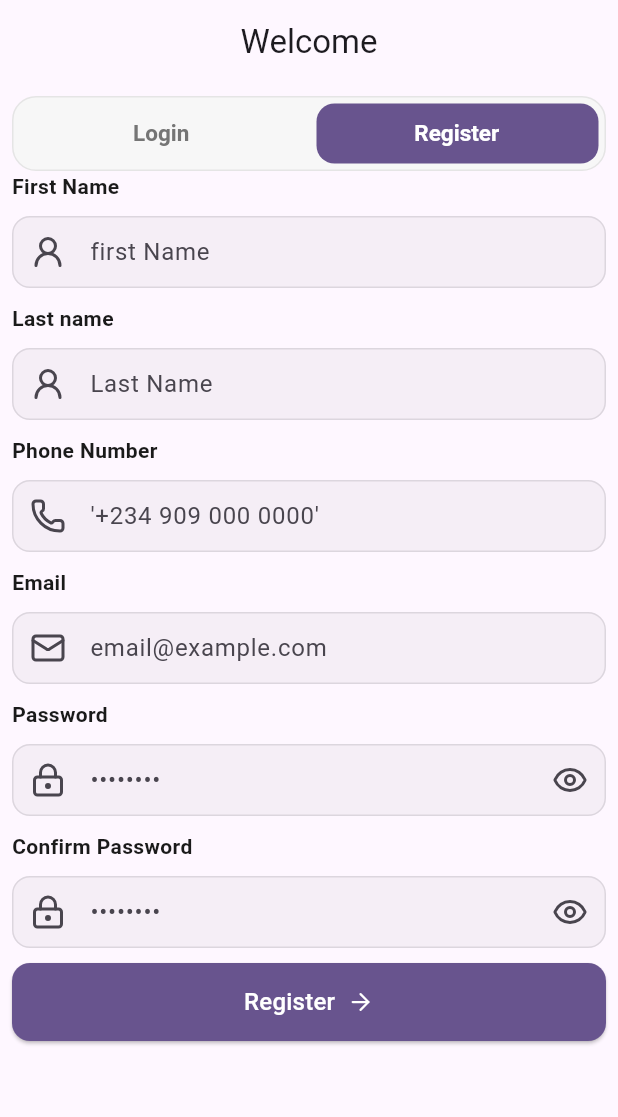
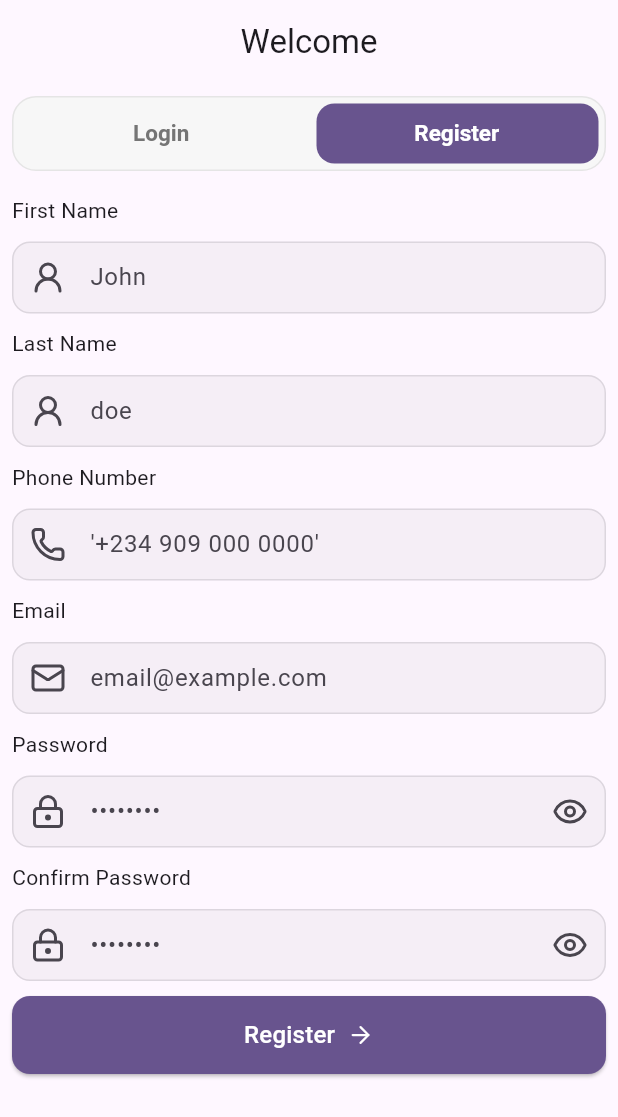
Before and after one commit to demystik/swiss, a Flutter app: the screen it shows after launch, after a tap on "Register", on a phone screen of 412 x 824 dp. Shown: the top 1117 px of the screen. Run offline on Flutter 3.47's test engine with Material 3 defaults, Android fonts, the phone set to English and light mode, and no system bars; our stand-ins replace dio, flutter_secure_storage, go_router, lucide_icons_flutter, pretty_dio_logger; accounts and stored records are empty; Roboto replaces fonts that are missing (YourFontFamily).

Commit message:
done revamping

```diff
--- a/lib/features/auth/presentation/login_and_registration_screen.dart
+++ b/lib/features/auth/presentation/login_and_registration_screen.dart
@@ -2,10 +2,12 @@ import 'package:flutter/material.dart';
 import 'package:go_router/go_router.dart';
 import 'package:lucide_icons_flutter/lucide_icons.dart';
 import 'package:provider/provider.dart';
-import 'package:swiss/core/network/dio_client.dart';
 import 'package:swiss/core/router/swiss_router.dart';
-import 'package:swiss/features/auth/data/repository/auth_repository.dart';
+import 'package:swiss/core/theme/app_spacing.dart';
 import 'package:swiss/features/auth/provider/auth_provider.dart';
+import 'package:swiss/features/auth/widgets/auth_textfield.dart';
+import 'package:swiss/features/auth/widgets/email_textfield.dart';
+import 'package:swiss/features/auth/widgets/textfied_label_style.dart';
 import 'package:swiss/shared/widgets/app_button.dart';
 import 'package:swiss/shared/widgets/app_text_field.dart';
 
@@ -20,7 +22,7 @@ class _LoginScreenState extends State<LoginAndRegistrationScreen> {
   @override
   Widget build(BuildContext context) {
     return Scaffold(
-      appBar: AppBar(title: Center(child: Text("Welcome"))),
+      appBar: AppBar(centerTitle: true, title: Text("Welcome")),
       body: SafeArea(
         child: Padding(padding: EdgeInsets.all(8.0), child: AuthTabBarView()),
       ),
@@ -64,21 +66,23 @@ class _AuthTabBarViewState extends State<AuthTabBarView> {
     super.dispose();
   }
 
-  Future<void>login()async{
+  //Login Logic_______________________________________________
+  Future<void> login() async {
     final provider = context.read<AuthProvider>();
     final bool isLoggedIn = await provider.login(
       email: _loginEmailCtrl.text.trim(),
-      password: _loginPasswordCtrl.text.trim());
+      password: _loginPasswordCtrl.text.trim(),
+    );
     if (isLoggedIn) {
+      _loginEmailCtrl.clear();
+      _loginPasswordCtrl.clear();
       if (!mounted) return;
       context.push(SwissRouter.dashboard);
     } else {
       if (!mounted) return;
-      ScaffoldMessenger.of(context).showSnackBar(
-        SnackBar(
-          content: Text(provider.error ?? "Login Failed"),
-        ),
-      );
+      ScaffoldMessenger.of(
+        context,
+      ).showSnackBar(SnackBar(content: Text(provider.error ?? "Login Failed")));
     }
   }
 
@@ -94,14 +98,18 @@ class _AuthTabBarViewState extends State<AuthTabBarView> {
       lastName: _lastNameCtrl.text.trim(),
     );
     if (isRegistered) {
+      _firstNameCtrl.clear();
+      _lastNameCtrl.clear();
+      _emailCtrl.clear();
+      _phoneNumberCtrl.clear();
+      _passwordCtrl.clear();
+      _confirmPasswordCtrl.clear();
       if (!mounted) return;
       context.push(SwissRouter.dashboard);
     } else {
       if (!mounted) return;
       ScaffoldMessenger.of(context).showSnackBar(
-        SnackBar(
-          content: Text(provider.error ?? "Register Failed"),
-        ),
+        SnackBar(content: Text(provider.error ?? "Register Failed")),
       );
     }
   }
@@ -117,9 +125,12 @@ class _AuthTabBarViewState extends State<AuthTabBarView> {
           children: [
             slidingToggle(toggleWidth),
 
-            //Login textfield______________________________________
-            ...[
-              if (!isRegisterSelected)
+            SizedBox(height: AppSpacing.md),
+
+            IndexedStack(
+              index: isRegisterSelected ? 1 : 0,
+              children: [
+                //Login Form________________________________
                 Form(
                   key: _loginFormKey,
                   child: Column(
@@ -127,39 +138,18 @@ class _AuthTabBarViewState extends State<AuthTabBarView> {
                     spacing: 15,
                     children: [
                       //Email_________________________________
-                      const Text(
-                        'Email',
-                        style: TextStyle(
-                          fontSize: 14,
-                          fontWeight: FontWeight.w600,
-                          color: Color(0xFF1A1A1A),
-                        ),
-                      ),
+                      AuthTextfiedLabel(label: 'email'),
                       const SizedBox(height: 8),
-                      AppTextField(
-                        controller: _loginEmailCtrl,
-                        prefixIcon: Icon(LucideIcons.mail),
+                      AuthTextField(
+                        icon: LucideIcons.mail,
                         label: "name@example.com",
-                        hint: "name@example.com",
-                        validator:(value) {
-                          if(value == null || value.isEmpty){
-                            return "required";
-                          }
-                          return null;
-                        },
+                        firstNameCtrl: _loginEmailCtrl,
                       ),
                       //Password_______________________________
                       Row(
                         mainAxisAlignment: MainAxisAlignment.spaceBetween,
                         children: [
-                          const Text(
-                            'Password',
-                            style: TextStyle(
-                              fontSize: 14,
-                              fontWeight: FontWeight.w600,
-                              color: Color(0xFF1A1A1A),
-                            ),
-                          ),
+                          AuthTextfiedLabel(label: "Password"),
                           GestureDetector(
                             onTap: () {
                               // Handle forgot password action
@@ -177,26 +167,11 @@ class _AuthTabBarViewState extends State<AuthTabBarView> {
                       ),
                       const SizedBox(height: 8),
                       //Login Password TextField___________________________
-                      AppTextField(
-                        prefixIcon: Icon(LucideIcons.lockKeyhole),
-                        label: '••••••••',
-                        controller: _loginPasswordCtrl,
-                        obscureText: loginPasswordHidden,
-                        // hint: '••••••••',
-                        suffixIcon: IconButton(
-                          onPressed: () {
-                            setState(() {
-                              loginPasswordHidden = !loginPasswordHidden;
-                            });
-                          },
-                          icon: Icon(
-                            loginPasswordHidden
-                                ? LucideIcons.eye
-                                : LucideIcons.eyeOff,
-                          ),
-                        ),
-                        validator: (value) {
-                          if(value == null || value.isEmpty){
+                      passwordTextField(
+                        obscure: loginPasswordHidden,
+                        ctrl: _loginPasswordCtrl,
+                        myValidator: (value) {
+                          if (value == null || value.isEmpty) {
                             return "required";
                           }
                           return null;
@@ -206,8 +181,10 @@ class _AuthTabBarViewState extends State<AuthTabBarView> {
                       AppButton(
                         buttonIcon: LucideIcons.arrowRight,
                         label: "Login",
-                        onPressed: () {
-                          if(_loginFormKey.currentState!.validate()){
+                        onPressed: context.watch<AuthProvider>().isLoading
+                            ? null
+                            : () {
+                                if (_loginFormKey.currentState!.validate()) {
                                   login();
                                 }
                               },
@@ -215,11 +192,8 @@ class _AuthTabBarViewState extends State<AuthTabBarView> {
                     ],
                   ),
                 ),
-            ],
 
-            //Register textfield______________________________________
-            ...[
-              if (isRegisterSelected)
+                //Register Form___________________________________________
                 Form(
                   key: _registerFormKey,
                   child: Column(
@@ -227,166 +201,67 @@ class _AuthTabBarViewState extends State<AuthTabBarView> {
                     crossAxisAlignment: CrossAxisAlignment.start,
                     children: [
                       //First Name_________________________________
-                      const Text(
-                        'First Name',
-                        style: TextStyle(
-                          fontSize: 14,
-                          fontWeight: FontWeight.w600,
-                          color: Color(0xFF1A1A1A),
+                      AuthTextfiedLabel(label: "First Name"),
+                      AuthTextField(
+                        label: "John",
+                        firstNameCtrl: _firstNameCtrl,
                       ),
-                      ),
-                      AppTextField(
-                        controller: _firstNameCtrl,
-                        prefixIcon: Icon(LucideIcons.userRound),
-                        label: "first Name",
-                        validator: (v) {
-                          if(v == null || v.trim().isEmpty){
-                            return "required";
-                          }
-                          return null;
-                        } ,
-                      ),
-
                       //Last name_________________________________
-                      const Text(
-                        'Last name',
-                        style: TextStyle(
-                          fontSize: 14,
-                          fontWeight: FontWeight.w600,
-                          color: Color(0xFF1A1A1A),
-                        ),
-                      ),
-                      AppTextField(
-                        controller: _lastNameCtrl,
-                        prefixIcon: Icon(LucideIcons.userRound),
-                        label: "Last Name",
-                        validator: (v) {
-                          if(v == null || v.trim().isEmpty){
-                            return "required";
-                          }
-                          return null;
-                        } ,
-                      ),
-
+                      AuthTextfiedLabel(label: "Last Name"),
+                      AuthTextField(label: "doe", firstNameCtrl: _lastNameCtrl),
                       //Phone Number_________________________________
-                      const Text(
-                        'Phone Number',
-                        style: TextStyle(
-                          fontSize: 14,
-                          fontWeight: FontWeight.w600,
-                          color: Color(0xFF1A1A1A),
-                        ),
-                      ),
+                      AuthTextfiedLabel(label: "Phone Number"),
                       AppTextField(
                         controller: _phoneNumberCtrl,
                         prefixIcon: Icon(LucideIcons.phone),
                         label: "'+234 909 000 0000'",
                         validator: (v) {
-                          if(v == null || v.trim().isEmpty){
+                          if (v == null || v.trim().isEmpty) {
                             return "required";
                           }
                           return null;
-                        } ,
+                        },
                       ),
 
                       //Email_________________________________
-                      const Text(
-                        'Email',
-                        style: TextStyle(
-                          fontSize: 14,
-                          fontWeight: FontWeight.w600,
-                          color: Color(0xFF1A1A1A),
+                      AuthTextfiedLabel(label: "Email"),
+                      EmailTextField(emailCtrl: _emailCtrl),
+
+                      //Password_______________________________
+                      AuthTextfiedLabel(label: "Password"),
+                      passwordTextField(
+                        ctrl: _passwordCtrl,
+                        obscure: registerPasswordHidden,
+                        myValidator: (v) {
+                          if (v == null || v.trim().isEmpty) return "required";
+                          if (v.length <= 7) return "Minimum of 8 Characters";
+                          return null;
+                        },
                       ),
-                      ),
-                      AppTextField(
-                        controller: _emailCtrl,
-                        prefixIcon: Icon(LucideIcons.mail),
-                        label: "email@example.com",
-                        validator: (v) {
-                          if(v == null || v.trim().isEmpty){
+                      //Confirm Password_______________________________
+                      AuthTextfiedLabel(label: "Confirm Password"),
+                      passwordTextField(
+                        obscure: confirmPasswordHidden,
+                        ctrl: _confirmPasswordCtrl,
+                        myValidator: (v) {
+                          if (v == null || v.trim().isEmpty) {
                             return "required";
                           }
-                          return null;
-                        } ,
-                      ),
-
-                      //Password_______________________________
-                      const Text(
-                        'Password',
-                        style: TextStyle(
-                          fontSize: 14,
-                          fontWeight: FontWeight.w600,
-                          color: Color(0xFF1A1A1A),
-                        ),
-                      ),
-                      AppTextField(
-                        prefixIcon: Icon(LucideIcons.lockKeyhole),
-                        label: '••••••••',
-                        controller: _passwordCtrl,
-                        obscureText: registerPasswordHidden,
-                        // hint: '••••••••',
-                        validator: (v) {
-                          if(v == null || v.trim().isEmpty) return "required";
-                          if(v.length <= 7) return "Minimum of 8 Characters";
-                          return null;
-                        },
-                        suffixIcon: IconButton(
-                          onPressed: () {
-                            setState(() {
-                              registerPasswordHidden = !registerPasswordHidden;
-                            });
-                          },
-                          icon: Icon(
-                            registerPasswordHidden
-                                ? LucideIcons.eye
-                                : LucideIcons.eyeOff,
-                          ),
-                        ),
-                      ),
-                      //Confirm Password_______________________________
-                      const Text(
-                        'Confirm Password',
-                        style: TextStyle(
-                          fontSize: 14,
-                          fontWeight: FontWeight.w600,
-                          color: Color(0xFF1A1A1A),
-                        ),
-                      ),
-                      AppTextField(
-                        prefixIcon: Icon(LucideIcons.lockKeyhole),
-                        label: '••••••••',
-                        controller: _confirmPasswordCtrl,
-                        obscureText: confirmPasswordHidden,
-                        // hint: '••••••••',
-                        suffixIcon: IconButton(
-                          onPressed: () {
-                            setState(() {
-                              confirmPasswordHidden = !confirmPasswordHidden;
-                            });
-                          },
-                          icon: Icon(
-                            confirmPasswordHidden
-                                ? LucideIcons.eye
-                                : LucideIcons.eyeOff,
-                          ),
-                        ),
-                        validator: (v) {
-                          if(v == null || v.trim().isEmpty){
-                            return "required";
-                          }
-                          if(v.trim() != _passwordCtrl.text.trim()){
+                          if (v.trim() != _passwordCtrl.text.trim()) {
                             return "Passwords do not match";
                           }
                           return null;
-                        } ,
+                        },
                       ),
 
                       //Register Button_________________________________
                       AppButton(
                         buttonIcon: LucideIcons.arrowRight,
                         label: "Register",
-                        onPressed: () {
-                          if(_registerFormKey.currentState!.validate()){
+                        onPressed: context.watch<AuthProvider>().isLoading
+                            ? null
+                            : () {
+                                if (_registerFormKey.currentState!.validate()) {
                                   register();
                                 }
                               },
@@ -395,9 +270,35 @@ class _AuthTabBarViewState extends State<AuthTabBarView> {
                   ),
                 ),
               ],
+            ),
           ],
         );
       },
+    );
+  }
+
+  AppTextField passwordTextField({
+    required bool obscure,
+    required TextEditingController ctrl,
+    required myValidator,
+  }) {
+    return AppTextField(
+      prefixIcon: Icon(LucideIcons.lockKeyhole),
+      label: '••••••••',
+      controller: ctrl,
+      obscureText: obscure,
+      // hint: '••••••••',
+      validator: myValidator,
+      suffixIcon: IconButton(
+        onPressed: () {
+          setState(() {
+            registerPasswordHidden = !registerPasswordHidden;
+          });
+        },
+        icon: Icon(
+          registerPasswordHidden ? LucideIcons.eye : LucideIcons.eyeOff,
+        ),
+      ),
     );
   }
 
--- /dev/null
+++ b/lib/features/auth/widgets/auth_textfield.dart
@@ -0,0 +1,26 @@
+import 'package:flutter/material.dart';
+import 'package:lucide_icons_flutter/lucide_icons.dart';
+import 'package:swiss/shared/widgets/app_text_field.dart';
+
+class AuthTextField extends StatelessWidget {
+  const AuthTextField({super.key, required this.label, this.icon, required this.firstNameCtrl} );
+
+  final TextEditingController firstNameCtrl;
+  final String label;
+  final IconData? icon;
+
+  @override
+  Widget build(BuildContext context) {
+    return AppTextField(
+      controller: firstNameCtrl,
+      prefixIcon: Icon(icon ?? LucideIcons.userRound),
+      label: label,
+      validator: (v) {
+        if (v == null || v.trim().isEmpty) {
+          return "required";
+        }
+        return null;
+      },
+    );
+  }
+}
--- /dev/null
+++ b/lib/features/auth/widgets/email_textfield.dart
@@ -0,0 +1,30 @@
+import 'package:flutter/material.dart';
+import 'package:lucide_icons_flutter/lucide_icons.dart';
+import 'package:swiss/shared/widgets/app_text_field.dart';
+
+class EmailTextField extends StatelessWidget {
+  const EmailTextField({super.key, required TextEditingController emailCtrl})
+    : _emailCtrl = emailCtrl;
+
+  final TextEditingController _emailCtrl;
+
+  @override
+  Widget build(BuildContext context) {
+    return AppTextField(
+      controller: _emailCtrl,
+      prefixIcon: Icon(LucideIcons.mail),
+      label: "email@example.com",
+      keyboardType: TextInputType.emailAddress,
+      autofill: const [AutofillHints.email],
+      validator: (v) {
+        if (v == null || v.trim().isEmpty) {
+          return "required";
+        }
+        if (!RegExp(r'^[\w-.]+@([\w-]+\.)+[\w-]{2,4}$').hasMatch(v)) {
+          return "Enter a valid email";
+        }
+        return null;
+      },
+    );
+  }
+}
--- a/lib/features/auth/widgets/password_textfield.dart
+++ /dev/null
@@ -1,68 +0,0 @@
-import 'package:flutter/material.dart';
-import 'package:lucide_icons_flutter/lucide_icons.dart';
-import 'package:swiss/shared/widgets/app_text_field.dart';
-
-class PasswordTextfield extends StatelessWidget {
-  final TextEditingController passCtrl;
-  final bool obscurePassword;
-  const PasswordTextfield({super.key, required this.passCtrl, required this.obscurePassword});
-
-  @override
-  Widget build(BuildContext context) {
-    return AppTextField(
-      label: "••••••••",
-      prefixIcon: Icon(LucideIcons.lockKeyhole),
-      controller: passCtrl,
-      obscureText: obscurePassword,
-      hint: "••••••••",
-      suffixIcon: IconButton(onPressed: onPressed, icon: icon),
-      );
-  }
-}
-
-
-//  AppTextField(
-//                       prefixIcon: Icon(LucideIcons.lockKeyhole),
-//                       label: '••••••••',
-//                       controller: _loginPasswordCtrl,
-//                       obscureText: obscurePassword,
-//                       hint: '••••••••',
-//                       suffixIcon: Icon(obscurePassword ? LucideIcons.eye : LucideIcons.eyeOff),
-//                       ),
-//                     TextField(
-//                       obscureText: obscurePassword,
-//                       decoration: InputDecoration(
-
-//                         suffixIcon: IconButton(
-//                           icon: Icon(
-//                             obscurePassword
-//                                 ? Icons.visibility_outlined
-//                                 : Icons.visibility_off_outlined,
-//                             color: const Color(0xFF757575),
-//                           ),
-//                           onPressed: () {
-//                             setState(() {
-//                               obscurePassword = !obscurePassword;
-//                             });
-//                           },
-//                         ),
-//                         filled: true,
-//                         fillColor: const Color(0xFFFBFBFB),
-//                         contentPadding: const EdgeInsets.symmetric(
-//                           vertical: 16,
-//                         ),
-//                         enabledBorder: OutlineInputBorder(
-//                           borderRadius: BorderRadius.circular(16),
-//                           borderSide: const BorderSide(
-//                             color: Color(0xFFE5E5E5),
-//                           ),
-//                         ),
-//                         focusedBorder: OutlineInputBorder(
-//                           borderRadius: BorderRadius.circular(16),
-//                           borderSide: const BorderSide(
-//                             color: Color(0xFF1A1A1A),
-//                             width: 1.5,
-//                           ),
-//                         ),
-//                       ),
-//                     ),
--- /dev/null
+++ b/lib/features/auth/widgets/textfied_label_style.dart
@@ -0,0 +1,15 @@
+import 'package:flutter/material.dart';
+import 'package:swiss/core/theme/app_text_styles.dart';
+
+class AuthTextfiedLabel extends StatelessWidget {
+  final String label;
+  const AuthTextfiedLabel({super.key, required this.label});
+
+  @override
+  Widget build(BuildContext context) {
+    return Text(
+      label,
+      style: AppTextStyles.bodyMedium
+    );
+  }
+}
--- a/lib/shared/widgets/app_text_field.dart
+++ b/lib/shared/widgets/app_text_field.dart
@@ -15,6 +15,7 @@ class AppTextField extends StatelessWidget {
     this.onChanged,
     this.maxLines = 1,
     this.enabled = true,
+    this.autofill,
   });
 
   final String label;
@@ -28,6 +29,7 @@ class AppTextField extends StatelessWidget {
   final void Function(String)? onChanged;
   final int maxLines;
   final bool enabled;
+  final Iterable<String>? autofill;
 
   @override
   Widget build(BuildContext context) {
@@ -35,6 +37,8 @@ class AppTextField extends StatelessWidget {
     final text = Theme.of(context).textTheme;
 
     return TextFormField(
+
+      autofillHints: autofill,
       controller: controller,
       obscureText: obscureText,
       keyboardType: keyboardType,
@@ -44,6 +48,7 @@ class AppTextField extends StatelessWidget {
       enabled: enabled,
       style: text.bodyLarge,
       decoration: InputDecoration(
+
         floatingLabelBehavior: FloatingLabelBehavior.never,
         labelText: label,
         hintText: hint,
```
Lines whose indentation alone changed are shown as unchanged.
